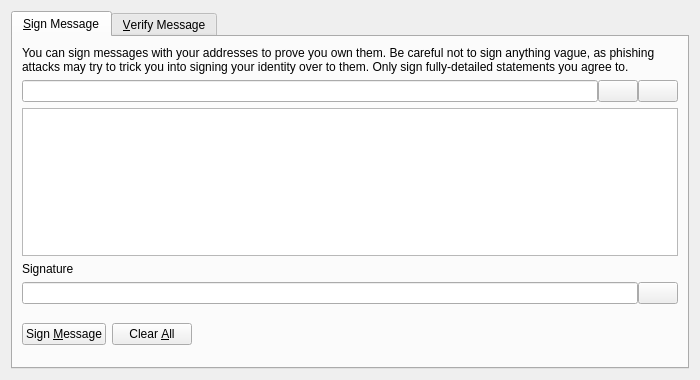
Qt form src/qt/forms/signverifymessagedialog.ui (knotcoin/knotcoin) before a commit.
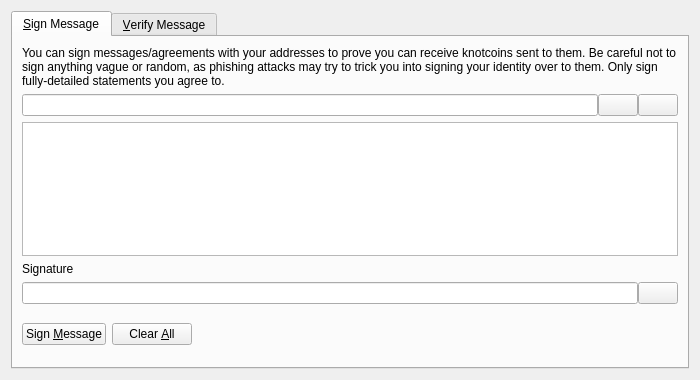
The same form after that commit. Icons and pictures are not drawn. Custom widgets are drawn as their Qt base class.

```diff
--- a/src/qt/forms/signverifymessagedialog.ui
+++ b/src/qt/forms/signverifymessagedialog.ui
@@ -30,7 +30,7 @@
        <item>
         <widget class="QLabel" name="infoLabel_SM">
          <property name="text">
-          <string>You can sign messages with your addresses to prove you own them. Be careful not to sign anything vague, as phishing attacks may try to trick you into signing your identity over to them. Only sign fully-detailed statements you agree to.</string>
+          <string>You can sign messages/agreements with your addresses to prove you can receive knotcoins sent to them. Be careful not to sign anything vague or random, as phishing attacks may try to trick you into signing your identity over to them. Only sign fully-detailed statements you agree to.</string>
          </property>
          <property name="textFormat">
           <enum>Qt::PlainText</enum>
```
Left out of the diff: 18 changed lines with no effect on the pictures.
